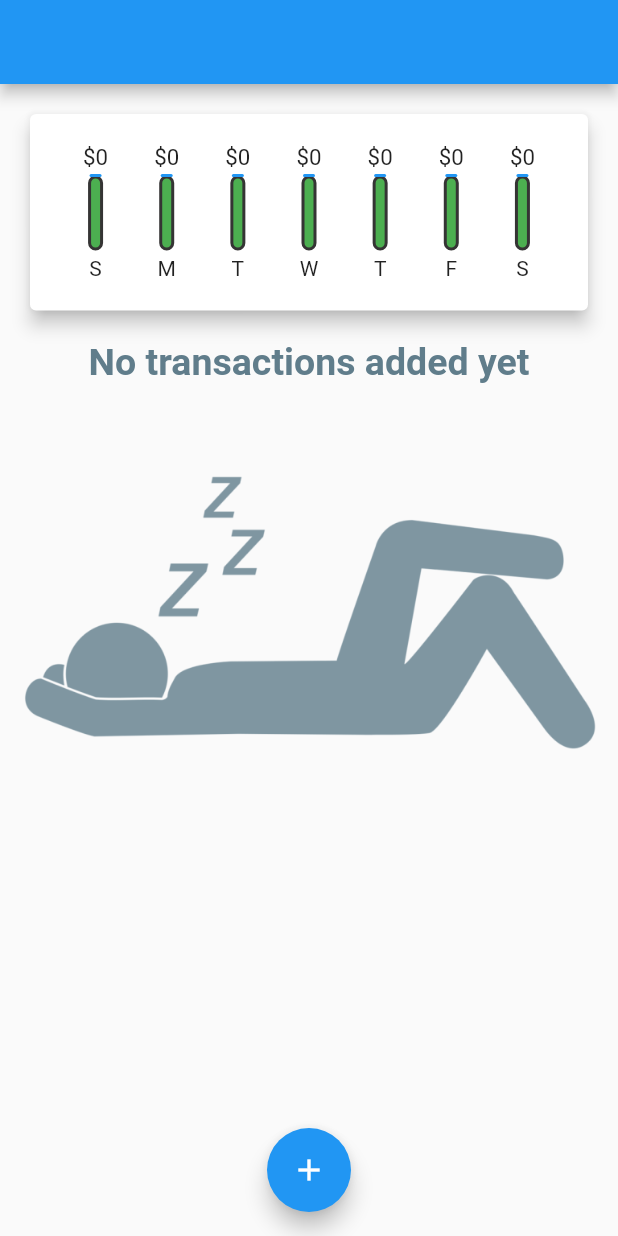
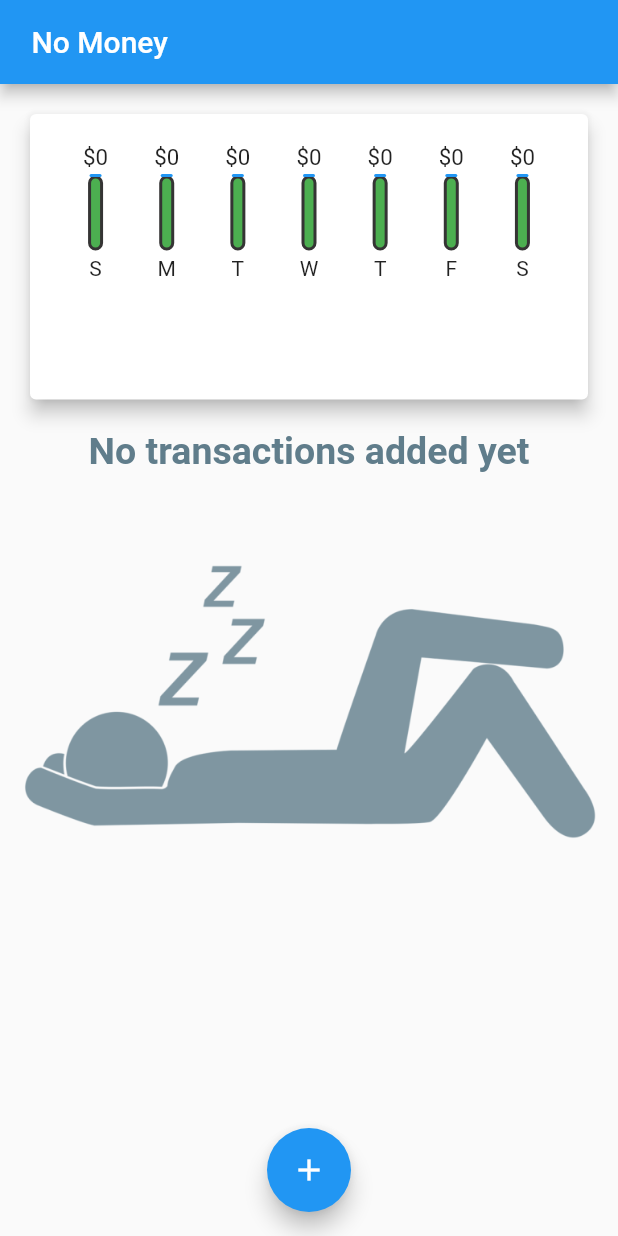
Before and after one commit to LizaKalbukova/Clear_transaction_app, a Flutter app: the screen it shows after launch, on a phone screen of 412 x 824 dp. Run offline on Flutter 3.47's test engine with Material 2 defaults, Android fonts, the phone set to English and light mode, and no system bars.

Commit message:
Додано  MediaQuery

```diff
--- a/lib/main.dart
+++ b/lib/main.dart
@@ -64,15 +64,28 @@ class _MyHomePageState extends State<MyHomePage> {
   }
 
   Widget build(BuildContext context) {
+    final appBarW = AppBar(title: Text(" No Money"));
+
     return Scaffold(
-      appBar: AppBar(),
+      appBar: appBarW,
       body: SingleChildScrollView(
         child: Column(
           children: [
-            ChartW(transctionW),
-
-            //  MainColumnW(),
-            TransactionListW(transctionW, _deliteTransaction)
+            Container(
+              height: (MediaQuery.of(context).size.height -
+                      appBarW.preferredSize.height - // вичитаємо розмір  АppBar
+                      MediaQuery.of(context)
+                          .padding
+                          .top) * // вичитаємо розмір StatusBar
+                  0.3,
+              child: ChartW(transctionW),
+            ),
+            Container(
+                height: (MediaQuery.of(context).size.height -
+                        appBarW.preferredSize.height -
+                        MediaQuery.of(context).padding.top) *
+                    0.7,
+                child: TransactionListW(transctionW, _deliteTransaction))
           ],
         ),
       ),
```
